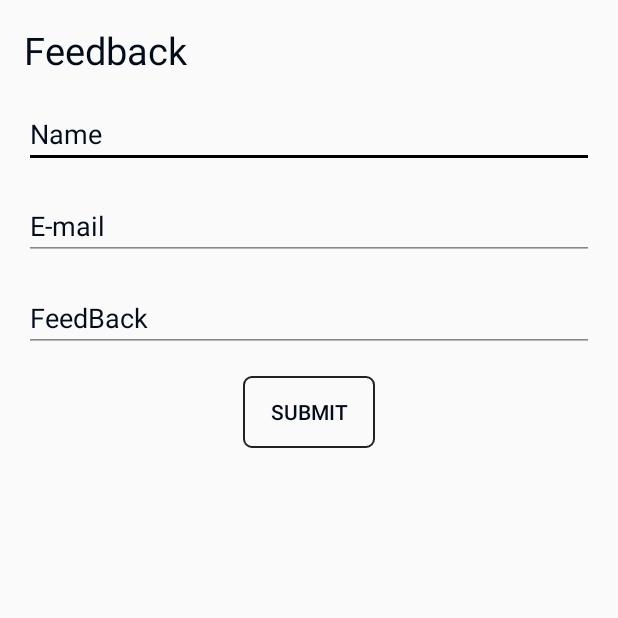
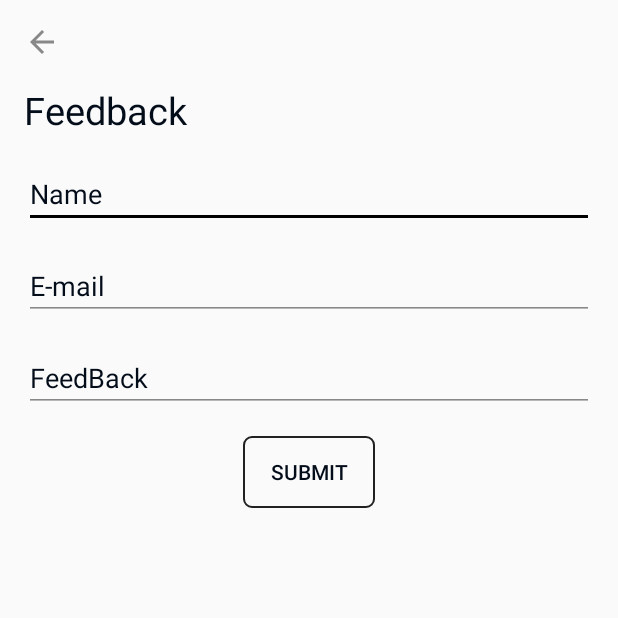
Before and after one commit to kunal52/XBeatPlayer, an Android app: the FeedBackActivity screen opened directly, with no data from a screen before it, on a phone screen of 412 x 824 dp, the top half of it. Run offline under Robolectric (Android 15) with nearby library versions, the phone set to English and light mode, and no system bars; our stand-ins replace ButterKnife, Firebase (no records; nobody signed in at launch, a user with empty details on screens opened directly); network calls fail.

Commit message:
Feedback Page Added Remodify

```diff
--- a/app/build.gradle
+++ b/app/build.gradle
@@ -6,7 +6,7 @@ android {
         applicationId "com.techweblearn.musicbeat"
         minSdkVersion 19
         targetSdkVersion 26
-        versionCode 12
+        versionCode 13
         versionName '1.1.0'
         testInstrumentationRunner "android.support.test.runner.AndroidJUnitRunner"
     }
--- a/app/src/main/java/com/techweblearn/musicbeat/FeedBackActivity.java
+++ b/app/src/main/java/com/techweblearn/musicbeat/FeedBackActivity.java
@@ -4,6 +4,8 @@ import android.app.ProgressDialog;
 import android.os.Bundle;
 import android.support.annotation.NonNull;
 import android.support.v7.app.AppCompatActivity;
+import android.support.v7.widget.Toolbar;
+import android.view.MenuItem;
 import android.view.View;
 import android.widget.Button;
 import android.widget.EditText;
@@ -34,12 +36,18 @@ public class FeedBackActivity extends AppCompatActivity implements View.OnClickL
     ProgressDialog progressDialog;
     private Unbinder unbinder;
     private DatabaseReference mDatabase;
+    Toolbar toolbar;
 
     @Override
     protected void onCreate(Bundle savedInstanceState) {
         super.onCreate(savedInstanceState);
         setTheme(Util.getTheme(this));
         setContentView(R.layout.activity_feed_back);
+        toolbar = findViewById(R.id.toolbar);
+        setSupportActionBar(toolbar);
+        getSupportActionBar().setDisplayShowTitleEnabled(false);
+        getSupportActionBar().setDisplayHomeAsUpEnabled(true);
+
         unbinder = ButterKnife.bind(this, this);
         submit.setOnClickListener(this);
         mDatabase = FirebaseDatabase.getInstance().getReference();
@@ -53,6 +61,12 @@ public class FeedBackActivity extends AppCompatActivity implements View.OnClickL
         unbinder.unbind();
     }
 
+
+    @Override
+    public boolean onOptionsItemSelected(MenuItem item) {
+        onBackPressed();
+        return super.onOptionsItemSelected(item);
+    }
 
     @Override
     public void onClick(View view) {
--- a/app/src/main/res/layout/activity_feed_back.xml
+++ b/app/src/main/res/layout/activity_feed_back.xml
@@ -3,12 +3,25 @@
     xmlns:tools="http://schemas.android.com/tools"
     android:layout_width="match_parent"
     android:layout_height="match_parent"
+    xmlns:app="http://schemas.android.com/apk/res-auto"
     tools:context="com.techweblearn.musicbeat.FeedBackActivity"
-    android:orientation="vertical"
-    android:padding="16dp">
+    android:orientation="vertical">
 
+    <android.support.design.widget.AppBarLayout
+        app:elevation="0dp"
+        android:layout_width="match_parent"
+        android:layout_height="?attr/actionBarSize">
+
+        <android.support.v7.widget.Toolbar
+            android:layout_marginRight="16dp"
+            android:id="@+id/toolbar"
+            android:layout_width="match_parent"
+            android:layout_height="match_parent" />
+
+    </android.support.design.widget.AppBarLayout>
     <TextView
-
+        android:layout_marginLeft="16dp"
+        android:layout_marginRight="16dp"
         android:textSize="25sp"
         android:textColor="?android:textColorPrimary"
         android:text="Feedback"
@@ -16,6 +29,8 @@
         android:layout_height="wrap_content" />
 
     <EditText
+        android:layout_marginLeft="16dp"
+        android:layout_marginRight="16dp"
         android:id="@+id/name"
         android:layout_marginTop="16dp"
         android:textColorHint="?android:textColorPrimary"
@@ -26,6 +41,8 @@
         android:layout_height="wrap_content" />
 
     <EditText
+        android:layout_marginLeft="16dp"
+        android:layout_marginRight="16dp"
         android:id="@+id/email"
         android:layout_marginTop="16dp"
         android:textColorHint="?android:textColorPrimary"
@@ -36,6 +53,8 @@
         android:layout_height="wrap_content" />
 
     <EditText
+        android:layout_marginLeft="16dp"
+        android:layout_marginRight="16dp"
         android:id="@+id/feedback"
         android:layout_marginTop="16dp"
         android:textColorHint="?android:textColorPrimary"
@@ -45,6 +64,8 @@
         android:layout_height="wrap_content" />
 
     <Button
+        android:layout_marginLeft="16dp"
+        android:layout_marginRight="16dp"
         android:layout_marginTop="16dp"
         android:layout_gravity="center_horizontal"
         android:background="@drawable/search_edittext_drawable"
```
Also changed, not shown: 1 other file.
